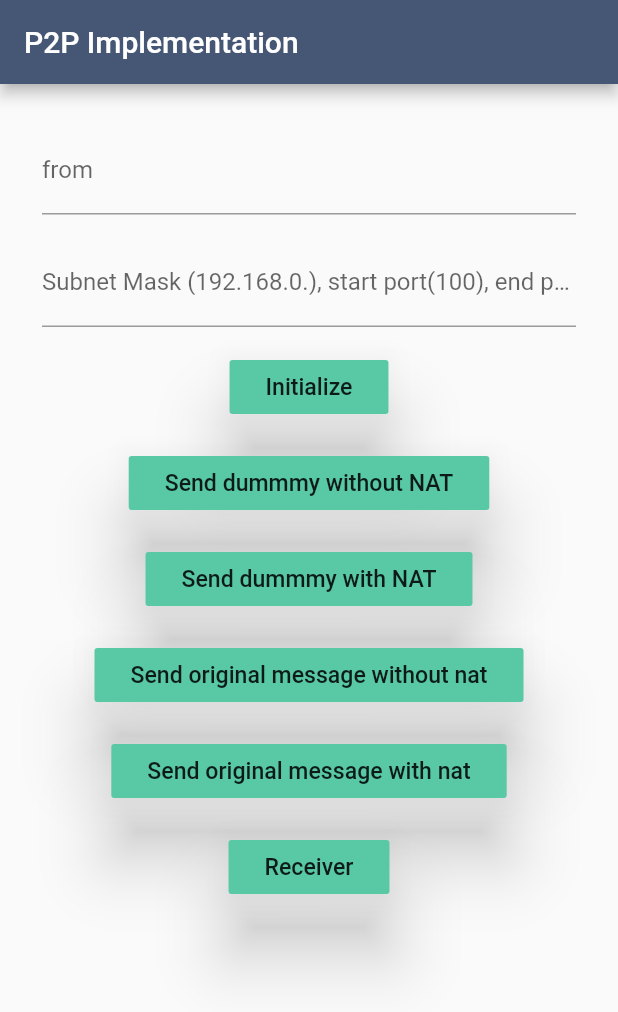
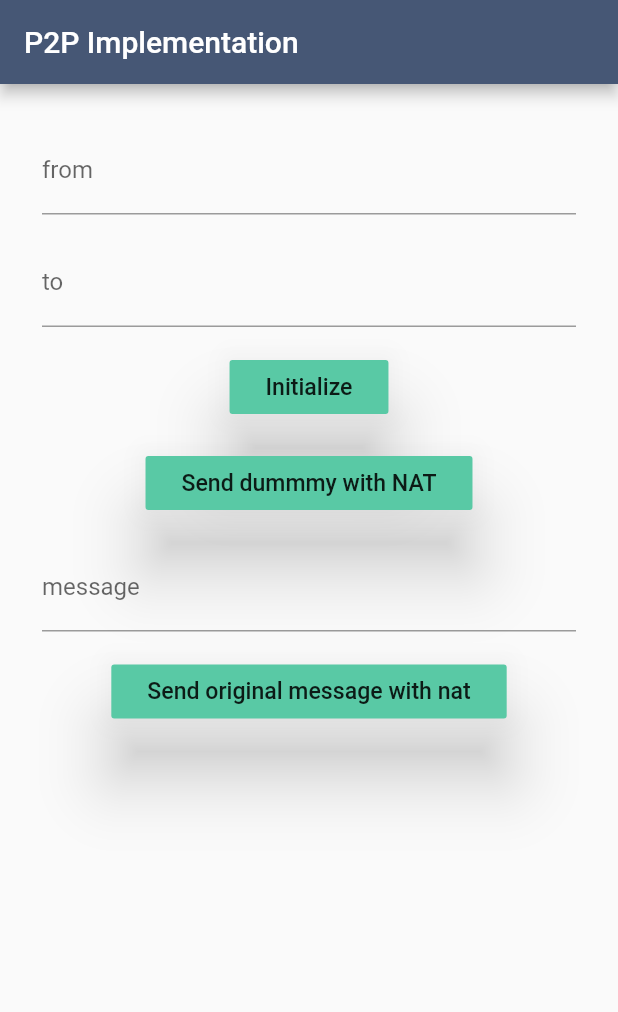
Before and after one commit to dipinarora9/Peer-2-Peer-Messaging-App, a Flutter app: the screen it shows after launch, after a tap on "Initialize", on a phone screen of 412 x 824 dp. Shown: the top 1012 px of the screen. Run offline on Flutter 3.47's test engine with Material 2 defaults, Android fonts, the light colour scheme and no system bars; our stand-ins replace connectivity, fluttertoast; missing offline and left inert: rsa_util; accounts and stored records are empty.

```diff
--- a/lib/screens/homepage.dart
+++ b/lib/screens/homepage.dart
@@ -4,6 +4,7 @@ import 'package:provider/provider.dart';
 
 class HomePage extends StatelessWidget {
   final TextEditingController _ip = TextEditingController();
+  final TextEditingController _message = TextEditingController();
 
   final TextEditingController a = TextEditingController();
 
@@ -32,9 +33,7 @@ class HomePage extends StatelessWidget {
                     padding: const EdgeInsets.all(8.0),
                     child: TextFormField(
                       controller: _ip,
-                      decoration: InputDecoration(
-                          labelText:
-                              'Subnet Mask (192.168.0.), start port(100), end port(255)'),
+                      decoration: InputDecoration(labelText: 'to'),
                     ),
                   ),
 //                  Padding(
@@ -68,21 +67,7 @@ class HomePage extends StatelessWidget {
                       color: Color(0xff59C9A5),
                     ),
                   ),
-                  Padding(
-                    padding: const EdgeInsets.all(8.0),
-                    child: RaisedButton(
-                      child: Padding(
-                        padding: const EdgeInsets.all(8.0),
-                        child: Text(
-                          'Send dummmy without NAT',
-                          textScaleFactor: 1.1,
-                        ),
-                      ),
-                      elevation: 20,
-                      onPressed: () => p2p.sendEmpty(false),
-                      color: Color(0xff59C9A5),
-                    ),
-                  ),
+
                   Padding(
                     padding: const EdgeInsets.all(8.0),
                     child: RaisedButton(
@@ -94,23 +79,16 @@ class HomePage extends StatelessWidget {
                         ),
                       ),
                       elevation: 20,
-                      onPressed: () => p2p.sendEmpty(true),
+                      onPressed: () => p2p.sendEmpty(),
                       color: Color(0xff59C9A5),
                     ),
                   ),
+
                   Padding(
                     padding: const EdgeInsets.all(8.0),
-                    child: RaisedButton(
-                      child: Padding(
-                        padding: const EdgeInsets.all(8.0),
-                        child: Text(
-                          'Send original message without nat',
-                          textScaleFactor: 1.1,
-                        ),
-                      ),
-                      elevation: 20,
-                      onPressed: () => p2p.sender(false),
-                      color: Color(0xff59C9A5),
+                    child: TextFormField(
+                      controller: _message,
+                      decoration: InputDecoration(labelText: 'message'),
                     ),
                   ),
                   Padding(
@@ -124,22 +102,7 @@ class HomePage extends StatelessWidget {
                         ),
                       ),
                       elevation: 20,
-                      onPressed: () => p2p.sender(true),
-                      color: Color(0xff59C9A5),
-                    ),
-                  ),
-                  Padding(
-                    padding: const EdgeInsets.all(8.0),
-                    child: RaisedButton(
-                      child: Padding(
-                        padding: const EdgeInsets.all(8.0),
-                        child: Text(
-                          'Receiver',
-                          textScaleFactor: 1.1,
-                        ),
-                      ),
-                      elevation: 20,
-                      onPressed: () => p2p.receiver(),
+                      onPressed: () => p2p.sender(_message.text),
                       color: Color(0xff59C9A5),
                     ),
                   ),
--- a/lib/services/p2p.dart
+++ b/lib/services/p2p.dart
@@ -1,7 +1,7 @@
 import 'dart:io';
 import 'dart:typed_data';
 
-import 'package:flutter/cupertino.dart';
+import 'package:connectivity/connectivity.dart';
 import 'package:flutter/foundation.dart';
 import 'package:flutter/material.dart';
 import 'package:fluttertoast/fluttertoast.dart';
@@ -32,6 +32,7 @@ class P2P with ChangeNotifier {
   String destIp = '';
   int destPort = -1;
   String peer = '';
+  int myPort = -1;
 
   bool get searching => _searching;
 
@@ -87,12 +88,19 @@ class P2P with ChangeNotifier {
   testingNatHolePunching(String num, String connectTo) async {
     RawDatagramSocket sock = await RawDatagramSocket.bind('0.0.0.0', 0);
     sock.timeout(Duration(seconds: 10000));
-    int myPort = sock.port;
+    myPort = sock.port;
     List<NetworkInterface> l = await NetworkInterface.list();
     String myIp;
+    var connectivityResult = await (Connectivity().checkConnectivity());
+    InternetAddressType addressType;
+    if (connectivityResult == ConnectivityResult.mobile) {
+      addressType = InternetAddressType.IPv6;
+    } else if (connectivityResult == ConnectivityResult.wifi) {
+      addressType = InternetAddressType.IPv4;
+    }
     l.forEach((address) {
       address.addresses.any((add) {
-        if (add.type == InternetAddressType.IPv4) {
+        if (add.type == addressType) {
           myIp = add.address;
           return true;
         }
@@ -101,24 +109,21 @@ class P2P with ChangeNotifier {
     });
 
     debugPrint(myIp);
-    sock.send('Register,$num-$myIp;$myPort!'.codeUnits,
-        InternetAddress(''), 2020); //todo: add server address
-    Datagram data;
+    sock.send('Register,$num-$myIp;$myPort!'.codeUnits, InternetAddress(''),
+        2020); //todo: add server address
 
-    await Future.delayed(Duration(seconds: 5));
-    data = sock.receive();
-
-    debugPrint('Registered peers are');
-    debugPrint(String.fromCharCodes(data?.data));
-    debugPrint('sending connect request for $connectTo');
-
+    await Future.delayed(Duration(seconds: 2));
     sock.send('Connect,$connectTo-$myIp;$myPort!'.codeUnits,
         InternetAddress(''), 2020); //todo: add server address
-    await Future.delayed(Duration(seconds: 4));
+
+    sock.listen((event) {
+      if (event == RawSocketEvent.read) {
         peer = String.fromCharCodes(sock.receive()?.data);
         saveInfo();
         sock.close();
         debugPrint(peer);
+      }
+    });
   }
 
   saveInfo() async {
@@ -126,19 +131,19 @@ class P2P with ChangeNotifier {
     destPort =
         int.parse(peer.substring(peer.indexOf(':') + 1, peer.indexOf('-')));
     natPort = int.parse(peer.substring(peer.indexOf('-') + 1));
+    _receiver();
   }
 
-  sender(bool withNatPort) async {
-    RawDatagramSocket sock =
-        await RawDatagramSocket.bind('0.0.0.0', withNatPort ? natPort : 0);
-    sock.send('HELLO TO $destIp'.codeUnits, InternetAddress(destIp), destPort);
+  sender(String message) async {
+    RawDatagramSocket sock = await RawDatagramSocket.bind('0.0.0.0', natPort);
+    sock.send(message != '' ? message.codeUnits : 'Empty message'.codeUnits,
+        InternetAddress(destIp), destPort);
     debugPrint('message sent');
     sock.close();
   }
 
-  sendEmpty(bool withNatPort) async {
-    RawDatagramSocket sock =
-        await RawDatagramSocket.bind('0.0.0.0', withNatPort ? natPort : 0);
+  sendEmpty() async {
+    RawDatagramSocket sock = await RawDatagramSocket.bind('0.0.0.0', natPort);
     sock.send([], InternetAddress(destIp), destPort);
     sock.send([], InternetAddress(destIp), destPort);
     sock.send([], InternetAddress(destIp), destPort);
@@ -147,19 +152,31 @@ class P2P with ChangeNotifier {
     sock.close();
   }
 
-  receiver() async {
+  _receiver() async {
     RawDatagramSocket sock = await RawDatagramSocket.bind('0.0.0.0', natPort);
-    while (te == '') {
-      try {
-        await Future.delayed(Duration(seconds: 1));
+
+    sock.listen((event) {
+      if (event == RawSocketEvent.read) {
         Datagram message = sock.receive();
-//        await sender();
-        te = String.fromCharCodes(message?.data);
+        if (message != null) {
+          te = String.fromCharCodes(message.data);
           notifyListeners();
           debugPrint(String.fromCharCodes(message?.data));
-      } catch (e) {
-        debugPrint('ERRRRRRROR');
         }
+      }
+    });
+    if (natPort != myPort) {
+      RawDatagramSocket sock2 = await RawDatagramSocket.bind('0.0.0.0', myPort);
+      sock2.listen((event) {
+        if (event == RawSocketEvent.read) {
+          Datagram message = sock.receive();
+          if (message != null) {
+            te = String.fromCharCodes(message.data);
+            notifyListeners();
+            debugPrint(String.fromCharCodes(message?.data));
+          }
+        }
+      });
     }
   }
 
--- a/lib/services/server_service.dart
+++ b/lib/services/server_service.dart
@@ -50,7 +50,7 @@ class ServerService with ChangeNotifier {
     allNodes[id] = node;
     notifyListeners();
     _lastNodeTillNow = allNodes.keys.last;
-    // returns map [int: node] of outbound connections for this node---------------------
+    // returns map [int: node] of outbound connections for this node
     Map<int, Node> peers = _connect(id);
     //     123@username>192.168.0.100|0@username;192.168.0.101|1@username2
     String code = '$id@$username>';
--- a/pubspec.yaml
+++ b/pubspec.yaml
@@ -12,6 +12,8 @@ dependencies:
   provider:
   rsa_util:
   fluttertoast:
+  firebase_database:
+  connectivity:
 
 dev_dependencies:
   flutter_test:
```
Also changed, not shown: lib/main.dart (+17 -0 lines), pubspec.lock, 3 other files. Lines whose indentation alone changed are shown as unchanged.
